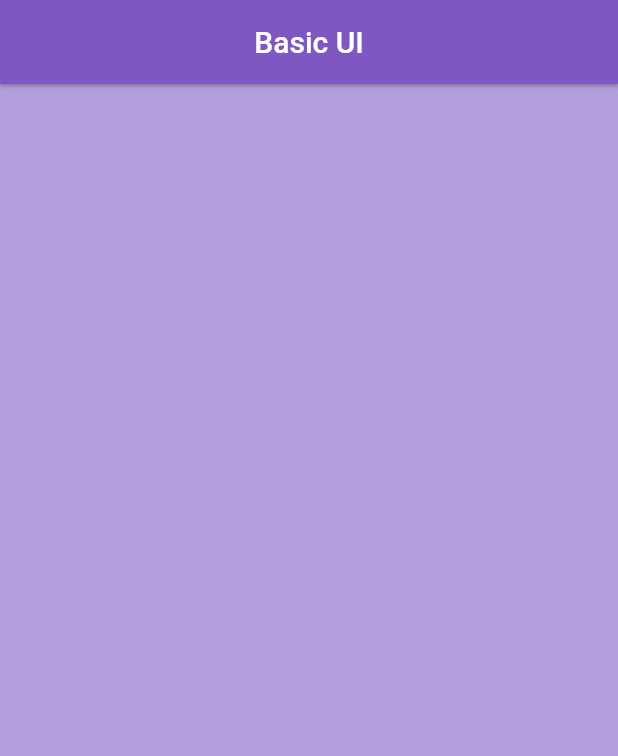
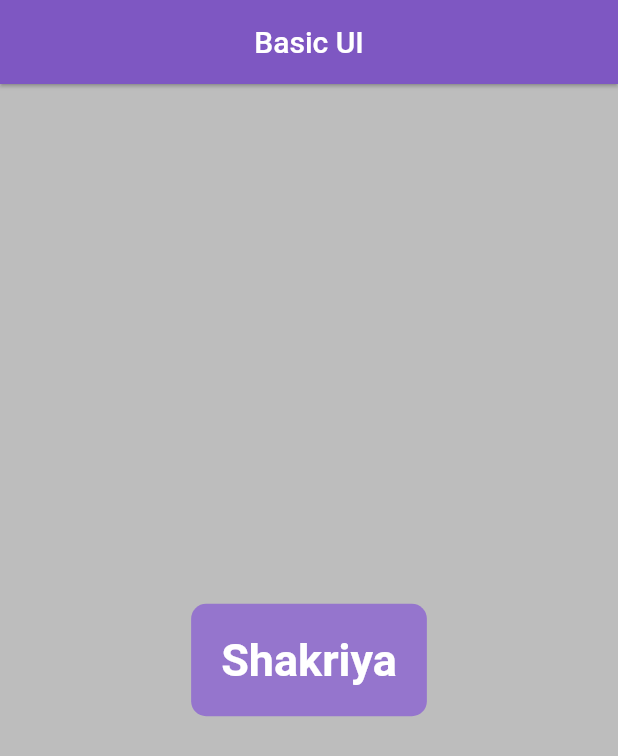
Before and after one commit to ShakriyaPanday/basic_ui, a Flutter app: the screen it shows after launch, on a phone screen of 412 x 824 dp. Shown: the top 756 px of the screen. Run offline on Flutter 3.47's test engine with Material 2 defaults, Android fonts, the phone set to English and light mode, and no system bars.

Commit message:
Container added

```diff
--- a/lib/pages/homepage.dart
+++ b/lib/pages/homepage.dart
@@ -1,3 +1,4 @@
+import 'package:basic_ui/widgets/container.dart';
 import 'package:flutter/material.dart';
 
 class HomePage extends StatelessWidget {
@@ -6,12 +7,14 @@ class HomePage extends StatelessWidget {
   @override
   Widget build(BuildContext context) {
     return Scaffold(
-        backgroundColor: Colors.deepPurple[200],
-        appBar: AppBar(
-          title: Text("Basic UI"),
-          centerTitle: true,
-          backgroundColor: Colors.deepPurple[400],
-          elevation: 1,
-        ));
+      backgroundColor: Colors.grey[400],
+      appBar: AppBar(
+        title: Text("Basic UI"),
+        centerTitle: true,
+        backgroundColor: Colors.deepPurple[400],
+        elevation: 1,
+      ),
+      body: ContainerWidget(),
+    );
   }
 }
--- a/lib/widgets/container.dart
+++ b/lib/widgets/container.dart
@@ -1 +1,22 @@
 import 'package:flutter/material.dart';
+
+class ContainerWidget extends StatelessWidget {
+  const ContainerWidget({super.key});
+
+  @override
+  Widget build(BuildContext context) {
+    return Center(
+      child: Container(
+        padding: EdgeInsets.all(20),
+        decoration: BoxDecoration(
+            color: Colors.deepPurple[300],
+            borderRadius: BorderRadius.circular(10)),
+        child: Text(
+          "Shakriya",
+          style: TextStyle(
+              color: Colors.white, fontSize: 30, fontWeight: FontWeight.bold),
+        ),
+      ),
+    );
+  }
+}
```
